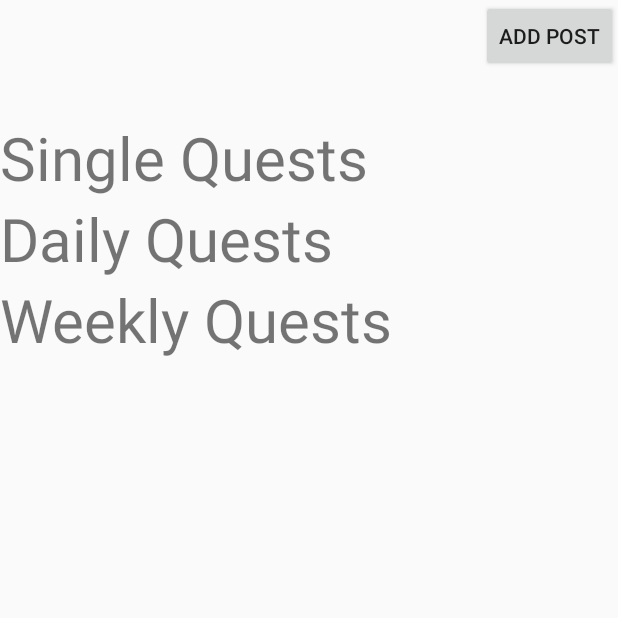
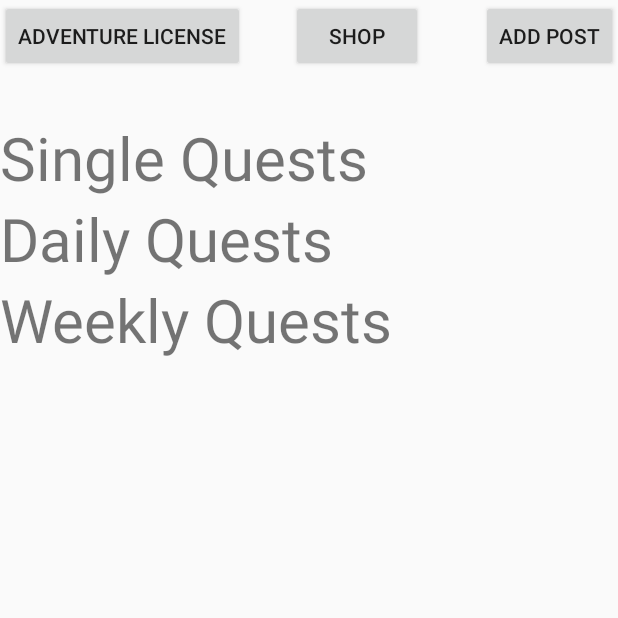
Before and after one commit to kenshin657/MOBAPDE-PIXQUEST, an Android app: the PixQuest_Main screen opened directly, with no data from a screen before it, on a phone screen of 412 x 824 dp, the top half of it. Run offline under Robolectric (Android 15) with nearby library versions, the phone set to English and light mode, and no system bars; our stand-ins replace Firebase (no records; nobody signed in at launch, a user with empty details on screens opened directly).

Commit message:
Added adventure license not yet done UI closing and picture pa

```diff
--- a/app/src/main/java/com/example/pixquest/PixQuest_Main.java
+++ b/app/src/main/java/com/example/pixquest/PixQuest_Main.java
@@ -224,6 +224,12 @@ public class PixQuest_Main extends AppCompatActivity {
         startActivity(intent);
     }
 
+    public  void license(View v){
+        Intent intent = new Intent(this, AdventureLicense.class);
+        intent.putExtra("USER", un);
+        startActivity(intent);
+    }
+
     private void showCompleteDialog(final Quest quest){
         AlertDialog.Builder dialogBuilder = new AlertDialog.Builder(this);
         LayoutInflater inflater = getLayoutInflater();
--- a/app/src/main/res/layout/activity_pix_quest__main.xml
+++ b/app/src/main/res/layout/activity_pix_quest__main.xml
@@ -10,6 +10,21 @@
         android:layout_width="match_parent"
         android:layout_height="wrap_content"
         android:id="@+id/header">
+
+        <Button
+            android:layout_width="wrap_content"
+            android:layout_height="wrap_content"
+            android:layout_alignParentLeft="true"
+            android:text="Adventure License"
+            android:onClick="license"/>
+
+
+        <Button
+            android:layout_width="wrap_content"
+            android:layout_height="wrap_content"
+            android:layout_alignParentStart="true"
+            android:layout_marginStart="194dp"
+            android:text="Shop" />
 
         <Button
             android:layout_width="wrap_content"
```
Also changed, not shown: app/src/main/AndroidManifest.xml (+8 -5 lines), app/src/main/java/com/example/pixquest/AdventureLicense.java (added, +83 -0 lines), app/src/main/res/layout/activity_adventure_license.xml (added, +46 -0 lines).
